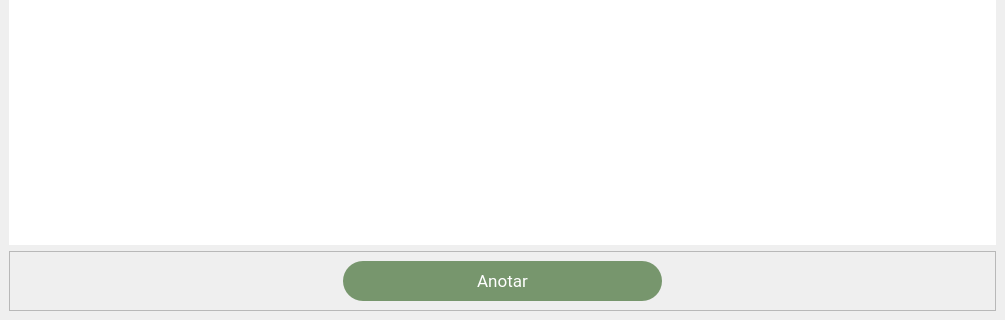
Before: the Qt Designer form src/view/pages/ui_pages.ui in cintraluiza2/CO_annotationsmirror, drawn with Qt 5; both pictures show x 0 to 1005 and y 624 to 944 of the 1005 by 944 pixel window.
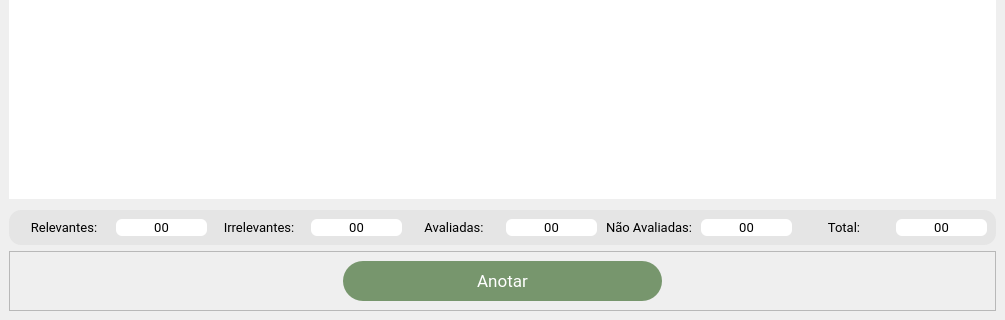
After: the same form once the commit is applied. Icons and pictures are not drawn.

```diff
--- a/src/view/pages/ui_pages.ui
+++ b/src/view/pages/ui_pages.ui
@@ -353,6 +353,224 @@
       </attribute>
      </widget>
     </item>
+    <item>
+     <spacer name="verticalSpacer">
+      <property name="orientation">
+       <enum>Qt::Vertical</enum>
+      </property>
+      <property name="sizeType">
+       <enum>QSizePolicy::Maximum</enum>
+      </property>
+      <property name="sizeHint" stdset="0">
+       <size>
+        <width>20</width>
+        <height>5</height>
+       </size>
+      </property>
+     </spacer>
+    </item>
+    <item>
+     <widget class="QFrame" name="frame_12">
+      <property name="styleSheet">
+       <string notr="true">background-color: rgb(229, 229, 229);
+border: solid;
+border-radius: 12px;</string>
+      </property>
+      <property name="frameShape">
+       <enum>QFrame::StyledPanel</enum>
+      </property>
+      <property name="frameShadow">
+       <enum>QFrame::Raised</enum>
+      </property>
+      <layout class="QHBoxLayout" name="horizontalLayout_20">
+       <item>
+        <widget class="QLabel" name="label_18">
+         <property name="font">
+          <font>
+           <family>Roboto</family>
+           <pointsize>10</pointsize>
+          </font>
+         </property>
+         <property name="text">
+          <string>Relevantes:</string>
+         </property>
+         <property name="alignment">
+          <set>Qt::AlignCenter</set>
+         </property>
+        </widget>
+       </item>
+       <item>
+        <widget class="QLabel" name="lab_relevance">
+         <property name="font">
+          <font>
+           <family>Roboto</family>
+           <pointsize>10</pointsize>
+          </font>
+         </property>
+         <property name="styleSheet">
+          <string notr="true">background-color: rgb(255, 255, 255);
+border: solid;
+border-radius: 6px;</string>
+         </property>
+         <property name="text">
+          <string>00</string>
+         </property>
+         <property name="alignment">
+          <set>Qt::AlignCenter</set>
+         </property>
+        </widget>
+       </item>
+       <item>
+        <widget class="QLabel" name="label_16">
+         <property name="font">
+          <font>
+           <family>Roboto</family>
+           <pointsize>10</pointsize>
+          </font>
+         </property>
+         <property name="text">
+          <string>Irrelevantes:</string>
+         </property>
+         <property name="alignment">
+          <set>Qt::AlignCenter</set>
+         </property>
+        </widget>
+       </item>
+       <item>
+        <widget class="QLabel" name="lab_irrelevant">
+         <property name="font">
+          <font>
+           <family>Roboto</family>
+           <pointsize>10</pointsize>
+          </font>
+         </property>
+         <property name="styleSheet">
+          <string notr="true">background-color: rgb(255, 255, 255);
+border: solid;
+border-radius: 6px;</string>
+         </property>
+         <property name="text">
+          <string>00</string>
+         </property>
+         <property name="alignment">
+          <set>Qt::AlignCenter</set>
+         </property>
+        </widget>
+       </item>
+       <item>
+        <widget class="QLabel" name="label_14">
+         <property name="font">
+          <font>
+           <family>Roboto</family>
+           <pointsize>10</pointsize>
+          </font>
+         </property>
+         <property name="text">
+          <string>Avaliadas:</string>
+         </property>
+         <property name="alignment">
+          <set>Qt::AlignCenter</set>
+         </property>
+        </widget>
+       </item>
+       <item>
+        <widget class="QLabel" name="lab_evaluated">
+         <property name="font">
+          <font>
+           <family>Roboto</family>
+           <pointsize>10</pointsize>
+          </font>
+         </property>
+         <property name="styleSheet">
+          <string notr="true">background-color: rgb(255, 255, 255);
+border: solid;
+border-radius: 6px;</string>
+         </property>
+         <property name="text">
+          <string>00</string>
+         </property>
+         <property name="alignment">
+          <set>Qt::AlignCenter</set>
+         </property>
+        </widget>
+       </item>
+       <item>
+        <widget class="QLabel" name="label_12">
+         <property name="font">
+          <font>
+           <family>Roboto</family>
+           <pointsize>10</pointsize>
+          </font>
+         </property>
+         <property name="text">
+          <string>Não Avaliadas:</string>
+         </property>
+         <property name="alignment">
+          <set>Qt::AlignCenter</set>
+         </property>
+        </widget>
+       </item>
+       <item>
+        <widget class="QLabel" name="lab_not_evaluated">
+         <property name="font">
+          <font>
+           <family>Roboto</family>
+           <pointsize>10</pointsize>
+          </font>
+         </property>
+         <property name="styleSheet">
+          <string notr="true">background-color: rgb(255, 255, 255);
+border: solid;
+border-radius: 6px;</string>
+         </property>
+         <property name="text">
+          <string>00</string>
+         </property>
+         <property name="alignment">
+          <set>Qt::AlignCenter</set>
+         </property>
+        </widget>
+       </item>
+       <item>
+        <widget class="QLabel" name="label_9">
+         <property name="font">
+          <font>
+           <family>Roboto</family>
+           <pointsize>10</pointsize>
+          </font>
+         </property>
+         <property name="text">
+          <string>Total:</string>
+         </property>
+         <property name="alignment">
+          <set>Qt::AlignCenter</set>
+         </property>
+        </widget>
+       </item>
+       <item>
+        <widget class="QLabel" name="lab_count_total">
+         <property name="font">
+          <font>
+           <family>Roboto</family>
+           <pointsize>10</pointsize>
+          </font>
+         </property>
+         <property name="styleSheet">
+          <string notr="true">background-color: rgb(255, 255, 255);
+border: solid;
+border-radius: 6px;</string>
+         </property>
+         <property name="text">
+          <string>00</string>
+         </property>
+         <property name="alignment">
+          <set>Qt::AlignCenter</set>
+         </property>
+        </widget>
+       </item>
+      </layout>
+     </widget>
+    </item>
     <item>
      <widget class="QFrame" name="frame">
       <property name="minimumSize">
```
